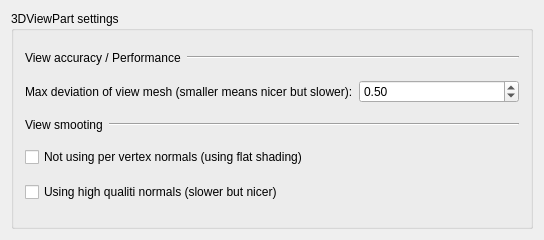
Before: the Qt Designer form src/Mod/Part/Gui/DlgSettings3DViewPart.ui in berndhahnebach/All_FreeCAD, drawn with Qt 5.
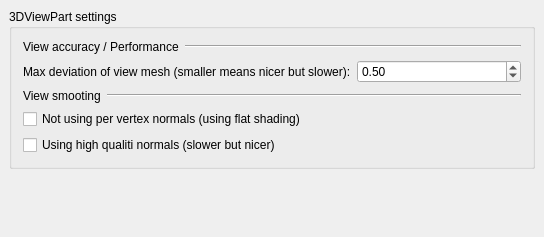
After: the same form once the commit is applied. Custom widgets are drawn as their Qt base class.

Commit message: + bugs fixed in call tips window + several other bugs fixed

Diff of the .ui file:
```diff
--- a/src/Mod/Part/Gui/DlgSettings3DViewPart.ui
+++ b/src/Mod/Part/Gui/DlgSettings3DViewPart.ui
@@ -9,20 +9,33 @@
     <x>0</x>
     <y>0</y>
     <width>544</width>
-    <height>240</height>
+    <height>237</height>
    </rect>
   </property>
   <property name="windowTitle" >
    <string>Part Viewing Settings</string>
   </property>
-  <layout class="QVBoxLayout" >
+  <layout class="QGridLayout" >
    <property name="margin" >
-    <number>11</number>
+    <number>9</number>
    </property>
    <property name="spacing" >
     <number>6</number>
    </property>
-   <item>
+   <item row="1" column="0" >
+    <spacer>
+     <property name="orientation" >
+      <enum>Qt::Vertical</enum>
+     </property>
+     <property name="sizeHint" >
+      <size>
+       <width>20</width>
+       <height>40</height>
+      </size>
+     </property>
+    </spacer>
+   </item>
+   <item row="0" column="0" >
     <widget class="QGroupBox" name="GroupBox12" >
      <property name="title" >
       <string>3DViewPart settings</string>
@@ -184,15 +197,15 @@
  <pixmapfunction>qPixmapFromMimeSource</pixmapfunction>
  <customwidgets>
   <customwidget>
-   <class>Gui::PrefCheckBox</class>
-   <extends>QCheckBox</extends>
+   <class>Gui::PrefDoubleSpinBox</class>
+   <extends>QDoubleSpinBox</extends>
    <header>Gui/PrefWidgets.h</header>
    <container>0</container>
    <pixmap></pixmap>
   </customwidget>
   <customwidget>
-   <class>Gui::PrefDoubleSpinBox</class>
-   <extends>QDoubleSpinBox</extends>
+   <class>Gui::PrefCheckBox</class>
+   <extends>QCheckBox</extends>
    <header>Gui/PrefWidgets.h</header>
    <container>0</container>
    <pixmap></pixmap>
```
The commit also changes 5 other files.
